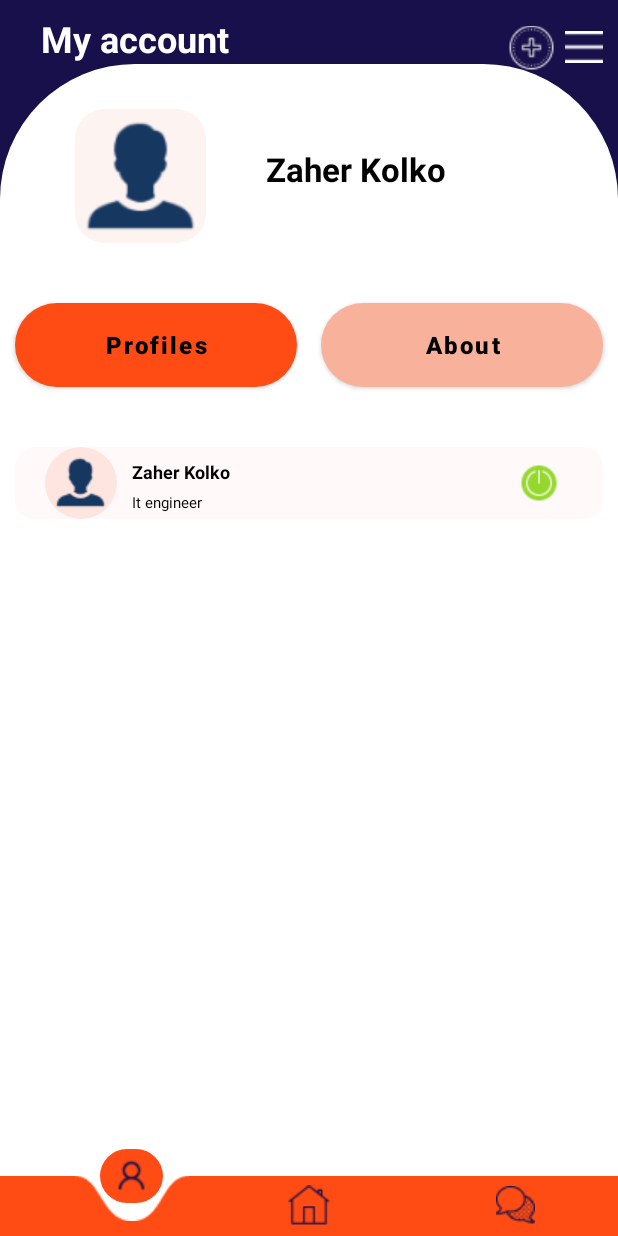
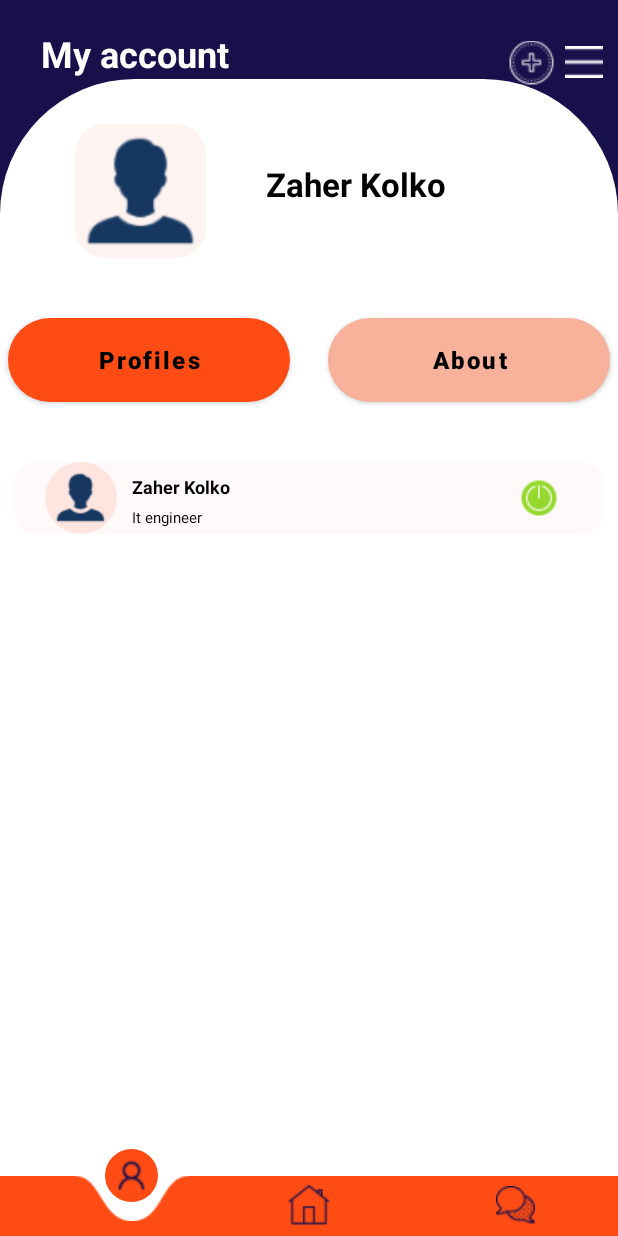
Before and after one commit to Anas-Da/freelancing-app, an Android app: the layout activity_account_service_provider1.xml on its own in the app's theme, with its tools: preview values and no code run, on a phone screen of 412 x 824 dp. Run offline under Robolectric (Android 15) with nearby library versions, the phone set to English and light mode, and no system bars.

Commit message:
account service provider layout edit

```diff
--- a/app/src/main/res/layout/activity_account_service_provider1.xml
+++ b/app/src/main/res/layout/activity_account_service_provider1.xml
@@ -20,6 +20,7 @@
             <RelativeLayout
                 android:layout_width="match_parent"
                 android:layout_height="match_parent"
+                android:layout_marginTop="10dp"
                 >
 
                 <TextView
@@ -109,7 +110,7 @@
                             android:layout_width="188dp"
                             android:layout_height="56dp"
                             android:layout_alignParentStart="true"
-                            android:layout_marginStart="10dp"
+                            android:layout_marginStart="5dp"
                             android:layout_centerVertical="true"
                             android:textColor="#000000"
                             android:textStyle="bold"
@@ -123,7 +124,7 @@
                             android:layout_width="188dp"
                             android:layout_height="56dp"
                             android:layout_alignParentEnd="true"
-                            android:layout_marginEnd="10dp"
+                            android:layout_marginEnd="5dp"
                             android:layout_centerVertical="true"
                             android:textColor="#000000"
                             android:textStyle="bold"
@@ -230,8 +231,8 @@
                     >
 
                     <RelativeLayout
-                        android:layout_width="42dp"
-                        android:layout_height="36dp"
+                        android:layout_width="35dp"
+                        android:layout_height="35dp"
                         android:layout_centerInParent="true"
                         android:background="@drawable/bar_circle">
 
```
